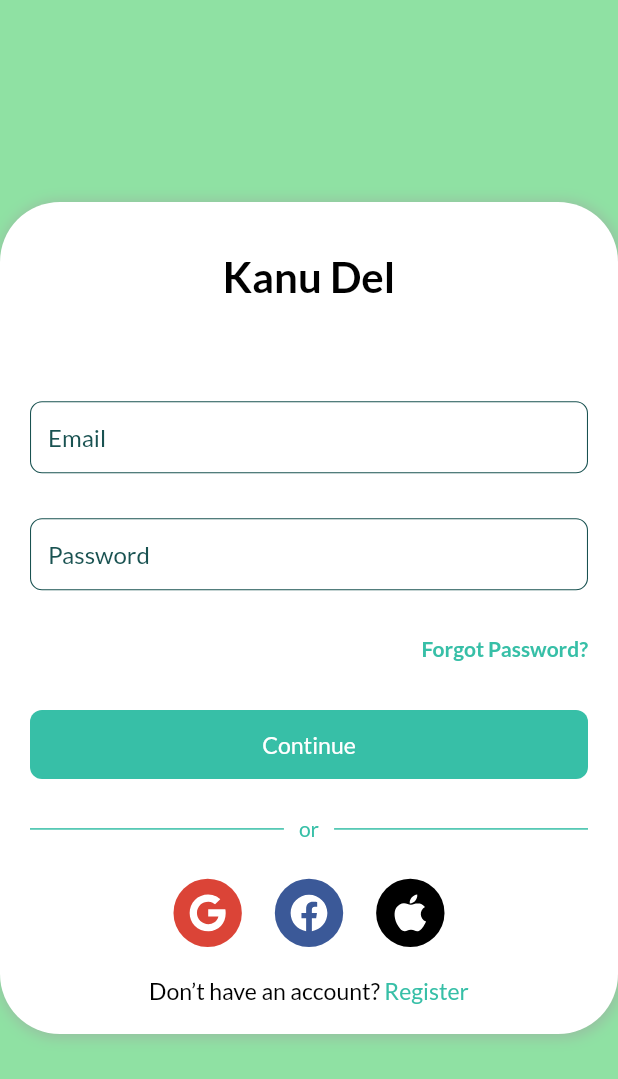
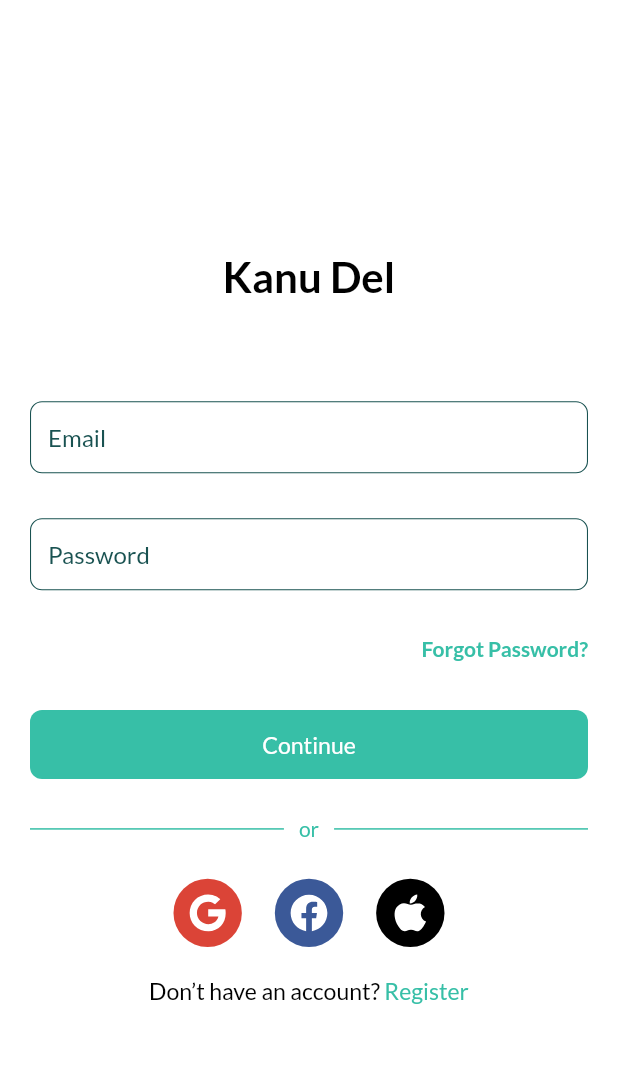
Before and after one commit to renankanu/app_kanu_delivery, a Flutter app: the LoginScreen screen opened by its route, on a phone screen of 412 x 824 dp. Shown: the top 1079 px of the screen. Run offline on Flutter 3.47's test engine with Material 2 defaults, Android fonts, the phone set to English and light mode, and no system bars; our stand-ins replace flutter_icons, flutter_modular, flutter_svg, font_awesome_flutter.

Commit message:
Feature - update images colors

```diff
--- a/lib/app/pages/intro/widget/intro_image.dart
+++ b/lib/app/pages/intro/widget/intro_image.dart
@@ -1,4 +1,5 @@
 import 'package:flutter/material.dart';
+import 'package:flutter_svg/svg.dart';
 
 class IntroImage extends StatelessWidget {
   final String image;
@@ -7,7 +8,7 @@ class IntroImage extends StatelessWidget {
 
   @override
   Widget build(BuildContext context) {
-    return Image.asset(
+    return SvgPicture.asset(
       image,
       height: MediaQuery.of(context).size.height * .4,
     );
--- a/lib/app/pages/login/widget/body.dart
+++ b/lib/app/pages/login/widget/body.dart
@@ -11,26 +11,9 @@ class Body extends StatelessWidget {
   @override
   Widget build(BuildContext context) {
     SizeConfig().init(context);
-    return Container(
-      color: kAlgaeGreen,
-      child: SizedBox(
+    return SizedBox(
       width: double.infinity,
       child: Center(
-          child: Container(
-            decoration: BoxDecoration(
-              color: Colors.white,
-              borderRadius: BorderRadius.all(
-                Radius.circular(40),
-              ),
-              boxShadow: [
-                BoxShadow(
-                  color: Colors.grey.withOpacity(0.5),
-                  spreadRadius: 1,
-                  blurRadius: 7,
-                  offset: Offset(1, 1), // changes position of shadow
-                ),
-              ],
-            ),
         child: Padding(
           padding: EdgeInsets.symmetric(horizontal: 20),
           child: SingleChildScrollView(
@@ -94,8 +77,6 @@ class Body extends StatelessWidget {
           ),
         ),
       ),
-        ),
-      ),
     );
   }
 }
--- a/lib/app/utils/images.dart
+++ b/lib/app/utils/images.dart
@@ -1,5 +1,5 @@
 class Images {
-  static const String splash01 = 'assets/images/splash01.png';
-  static const String splash02 = 'assets/images/splash02.png';
-  static const String splash03 = 'assets/images/splash03.png';
+  static const String splash01 = 'assets/images/splash01.svg';
+  static const String splash02 = 'assets/images/splash02.svg';
+  static const String splash03 = 'assets/images/splash03.svg';
 }
```
Also changed, not shown: assets/images/splash01.svg (added), assets/images/splash02.svg (added), assets/images/splash03.svg (added). Lines whose indentation alone changed are shown as unchanged.
